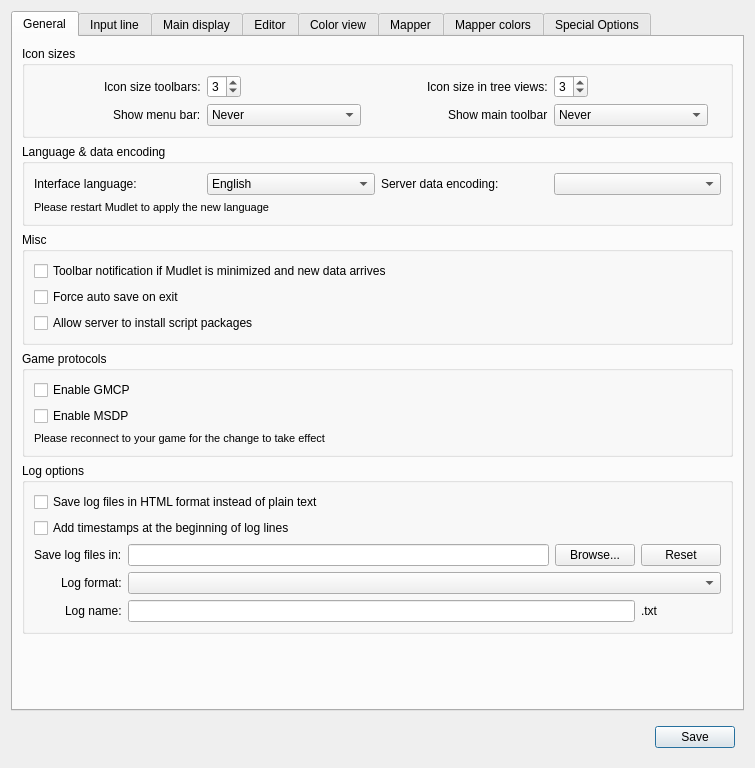
Old version of the form src/ui/profile_preferences.ui in the repository Mudlet/Mudlet.
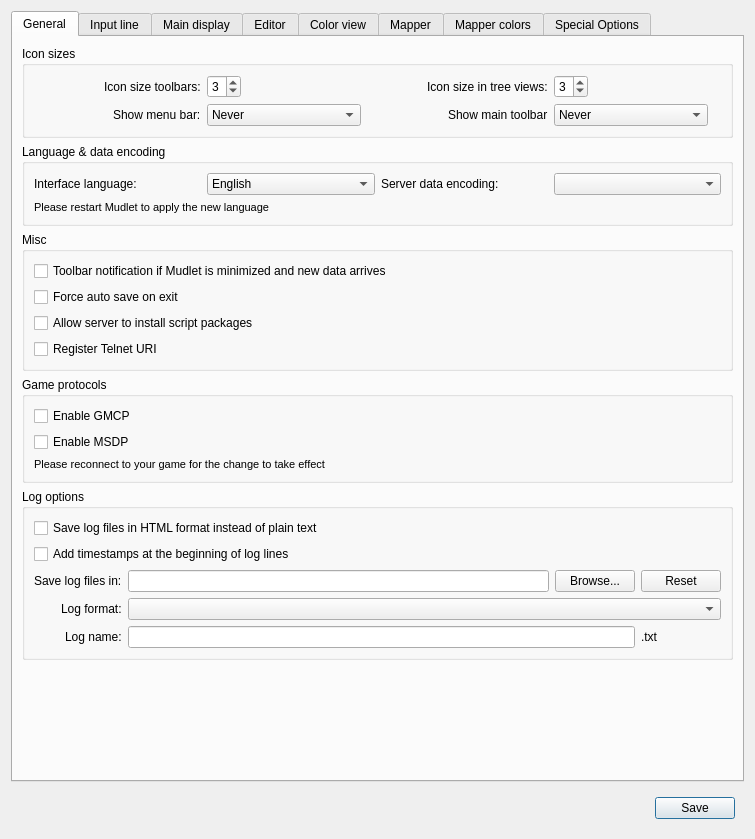
New version of the form. The open tabs and pages were chosen to show the change. Icons and pictures are not drawn. Custom widgets are drawn as their Qt base class.

Commit message: initial framework to support telnet://game:host URI

Patch:
```diff
--- a/src/ui/profile_preferences.ui
+++ b/src/ui/profile_preferences.ui
@@ -7,7 +7,7 @@
     <x>0</x>
     <y>0</y>
     <width>755</width>
-    <height>768</height>
+    <height>839</height>
    </rect>
   </property>
   <property name="sizePolicy">
@@ -177,6 +177,13 @@
             </property>
            </widget>
           </item>
+          <item>
+           <widget class="QCheckBox" name="registerTelnetURI">
+            <property name="text">
+             <string>Register Telnet URI</string>
+            </property>
+           </widget>
+          </item>
          </layout>
         </widget>
        </item>
```
Left out of the diff: 2 changed lines with no effect on the pictures. The commit also changes 4 other files.
